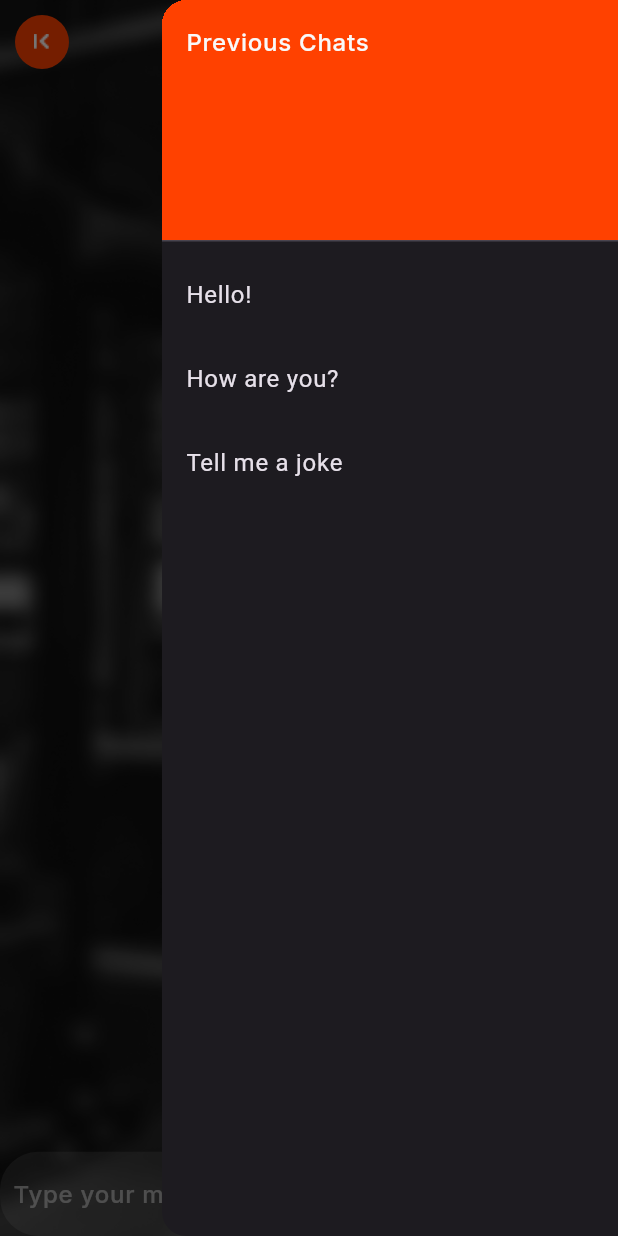
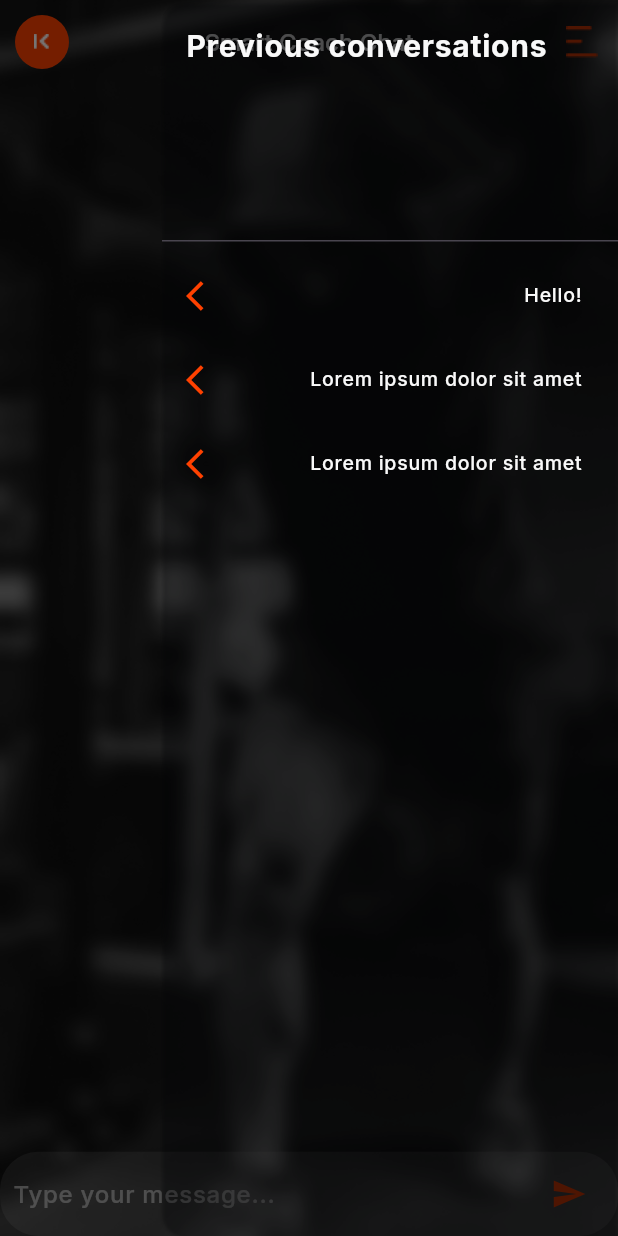
Before and after one commit to MarwanElsokary/fitness_app, a Flutter app: the ChatScreenBody screen opened directly, with the side drawer open, on a phone screen of 412 x 824 dp. Run offline on Flutter 3.47's test engine with Material 3 defaults, Android fonts, the phone set to English and light mode, and no system bars; our stand-ins replace animated_text_kit, bloc, cached_network_image, dio, equatable, flutter_bloc and 12 more; missing offline and left inert: wheel_slider; accounts and stored records are empty; generated files the repository leaves out were written again; project files that could hold a hidden picture were left out.

Commit message:
feat [Smart Coach]: - build smart Coach

```diff
--- a/lib/features/smart_coach/presentation/view/chat_body.dart
+++ b/lib/features/smart_coach/presentation/view/chat_body.dart
@@ -156,7 +156,7 @@ class _ChatScreenBodyState extends State<ChatScreenBody> {
                       overflow: TextOverflow.ellipsis,
                     ),
                     onTap: () {
-                      cubit.loadMessages(); // تحميل المحادثة
+                      cubit.loadMessages();
                       Navigator.of(context).pop();
                     },
                   );
--- a/lib/features/smart_coach/presentation/widgets/drawer_page.dart
+++ /dev/null
@@ -1,41 +0,0 @@
-import 'package:flutter/material.dart';
-import 'package:fitness_app/core/theme/app_colors.dart';
-import 'package:fitness_app/core/theme/app_styles.dart';
-
-class ChatDrawer extends StatelessWidget {
-  final Function(String) onSelectChat;
-
-  const ChatDrawer({super.key, required this.onSelectChat});
-
-  @override
-  Widget build(BuildContext context) {
-    // قائمة ثابتة كأمثلة
-    final List<String> chats = [
-      "Hello! How can I help you?",
-      "Tell me a joke",
-      "What's the weather today?",
-    ];
-
-    return Drawer(
-      child: ListView(
-        children: [
-          DrawerHeader(
-            decoration: BoxDecoration(color: AppColors.orange),
-            child: Text('Previous Chats', style: AppStyles.medium16white),
-          ),
-          ...chats.map((chat) => ListTile(
-            title: Text(
-              chat,
-              maxLines: 1,
-              overflow: TextOverflow.ellipsis,
-            ),
-            onTap: () {
-              onSelectChat(chat);
-              Navigator.of(context).pop();
-            },
-          )),
-        ],
-      ),
-    );
-  }
-}
--- a/lib/features/smart_coach/presentation/widgets/shared_scaffold.dart
+++ b/lib/features/smart_coach/presentation/widgets/shared_scaffold.dart
@@ -9,7 +9,6 @@ class SharedScaffold extends StatelessWidget {
   final Widget body;
   final VoidCallback? onBack;
 
-  // Optional: callback to handle when a chat is selected from drawer
   final Function(String)? onSelectChat;
 
   const SharedScaffold({
@@ -17,7 +16,8 @@ class SharedScaffold extends StatelessWidget {
     required this.title,
     required this.body,
     this.onBack,
-   required Drawer endDrawer,  this.onSelectChat,
+    required Drawer endDrawer,
+    this.onSelectChat,
   });
 
   @override
@@ -51,27 +51,41 @@ class SharedScaffold extends StatelessWidget {
         ],
       ),
 
-      // هنا ضفنا الـ Drawer مباشرة
       endDrawer: Drawer(
+        shadowColor: AppColors.black,
+        surfaceTintColor: AppColors.transparent,
+        backgroundColor: AppColors.transparent,
         child: ListView(
           children: [
             DrawerHeader(
-              decoration: BoxDecoration(color: AppColors.orange),
-              child: Text('Previous Chats', style: AppStyles.medium16white),
+              child: Text(
+                'Previous conversations',
+                style: AppStyles.bold20white,
+              ),
             ),
-            // أمثلة ثابتة للشات
-            ...["Hello!", "How are you?", "Tell me a joke"].map((chat) {
+            ...[
+              "Hello!",
+              "Lorem ipsum dolor sit amet",
+              "Lorem ipsum dolor sit amet",
+            ].map((chat) {
               return ListTile(
-                title: Text(
-                  chat,
-                  maxLines: 1,
-                  overflow: TextOverflow.ellipsis,
+                title: Row(
+                  children: [
+                    Icon(Icons.arrow_back_ios, color: AppColors.orange),
+                    Spacer(),
+                    Text(
+                      chat,
+                      maxLines: 1,
+                      overflow: TextOverflow.ellipsis,
+                      style: AppStyles.font13WhiteW500,
+                    ),
+                  ],
                 ),
                 onTap: () {
                   if (onSelectChat != null) {
-                    onSelectChat!(chat); // ارجع النص للشاشة الرئيسية لو محتاج
+                    onSelectChat!(chat);
                   }
-                  Navigator.of(context).pop(); // اقفل الـ Drawer
+                  Navigator.of(context).pop();
                 },
               );
             }),
```
Also changed, not shown: lib/features/smart_coach/presentation/view_model/chat_cubit.dart (+0 -9 lines).
